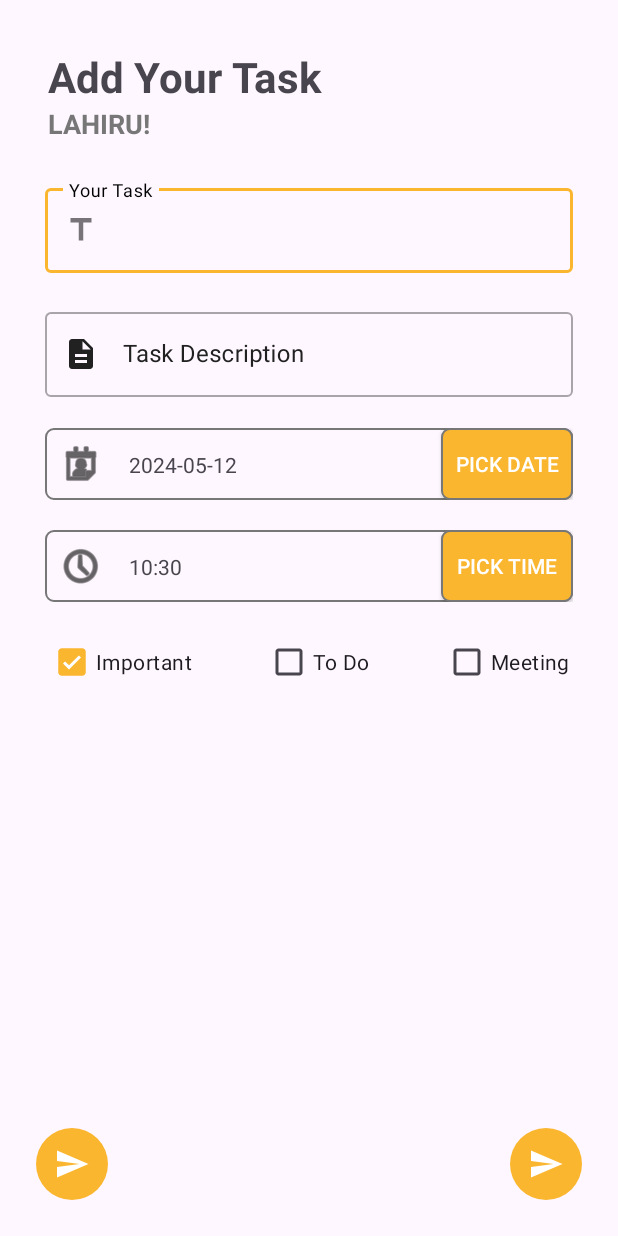
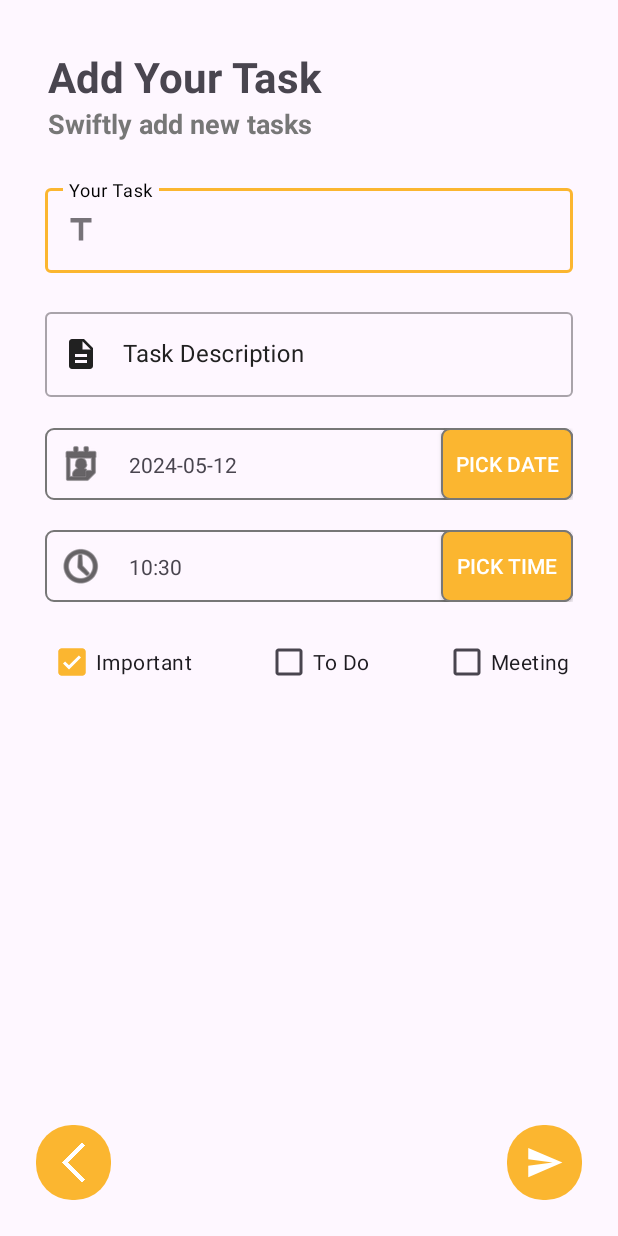
Before and after one commit to lahiruudayakumara/task-manager-android-app-kotlin, an Android app: the AddTaskActivity screen opened directly, with no data from a screen before it, on a phone screen of 412 x 824 dp. Run offline under Robolectric (Android 15) with nearby library versions, the phone set to English and light mode, and no system bars.

Commit message:
chore: Update priority default value in AddTaskActivity

```diff
--- a/app/src/main/java/com/example/taskmanagerapp/AddTaskActivity.kt
+++ b/app/src/main/java/com/example/taskmanagerapp/AddTaskActivity.kt
@@ -28,7 +28,7 @@ class AddTaskActivity : AppCompatActivity() {
 
     private var selectedDate: String = ""
     private var selectedTime: String = ""
-    private var priority: String = ""
+    private var priority: String = "Important"
     private var status: String = "Pending"
 
     private lateinit var checkBoxImportant: CheckBox
--- a/app/src/main/res/layout/activity_add_task.xml
+++ b/app/src/main/res/layout/activity_add_task.xml
@@ -40,7 +40,7 @@
         android:layout_width="wrap_content"
         android:layout_height="wrap_content"
         android:layout_marginStart="32dp"
-        android:text="LAHIRU!"
+        android:text="Swiftly add new tasks"
         android:textColor="#777777"
         android:textSize="18sp"
         android:textStyle="bold"
@@ -191,13 +191,15 @@
 
     <ImageButton
         android:id="@+id/fab_back"
-        android:layout_width="wrap_content"
-        android:layout_height="wrap_content"
+        android:layout_width="50sp"
+        android:layout_height="50sp"
         android:layout_margin="24dp"
+        android:padding="12sp"
         android:background="@drawable/circle_background"
         android:backgroundTint="@color/orange"
         android:contentDescription="@string/back"
-        android:src="@drawable/ic_baseline_send_24"
+        android:src="@drawable/backward_arrow"
+        android:scaleType="fitXY"
         app:layout_constraintBottom_toBottomOf="parent"
         app:layout_constraintStart_toStartOf="parent" />
 
@@ -241,12 +243,14 @@
 
     <ImageButton
         android:id="@+id/fab_send"
-        android:layout_width="wrap_content"
-        android:layout_height="wrap_content"
+        android:layout_width="50sp"
+        android:layout_height="50sp"
         android:layout_margin="24dp"
         android:background="@drawable/circle_background"
         android:backgroundTint="@color/orange"
         android:contentDescription="@string/submit"
+        android:padding="12sp"
+        android:scaleType="fitXY"
         android:src="@drawable/ic_baseline_send_24"
         app:elevation="8dp"
         app:layout_constraintBottom_toBottomOf="parent"
```
